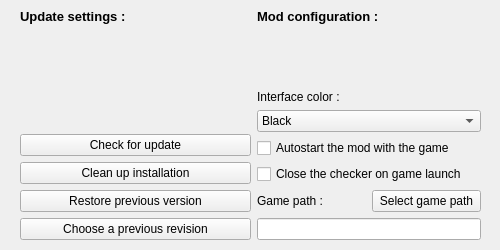
This is optionbox.ui in dbkblk/rand_launcher as Qt 5 draws it before an edit. The edited form follows.
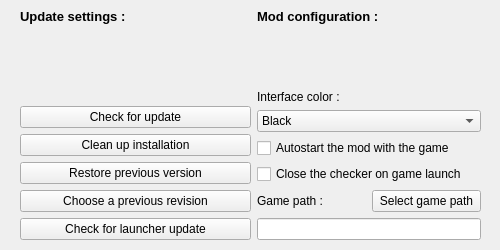
This is the edited form.

Commit message: Added an update routine for the launcher

Patch:
```diff
--- a/optionbox.ui
+++ b/optionbox.ui
@@ -79,6 +79,13 @@
         </property>
        </widget>
       </item>
+      <item>
+       <widget class="QPushButton" name="opt_bt_chklauncher">
+        <property name="text">
+         <string>Check for launcher update</string>
+        </property>
+       </widget>
+      </item>
      </layout>
     </item>
     <item>
```
The commit also changes 11 other files.
